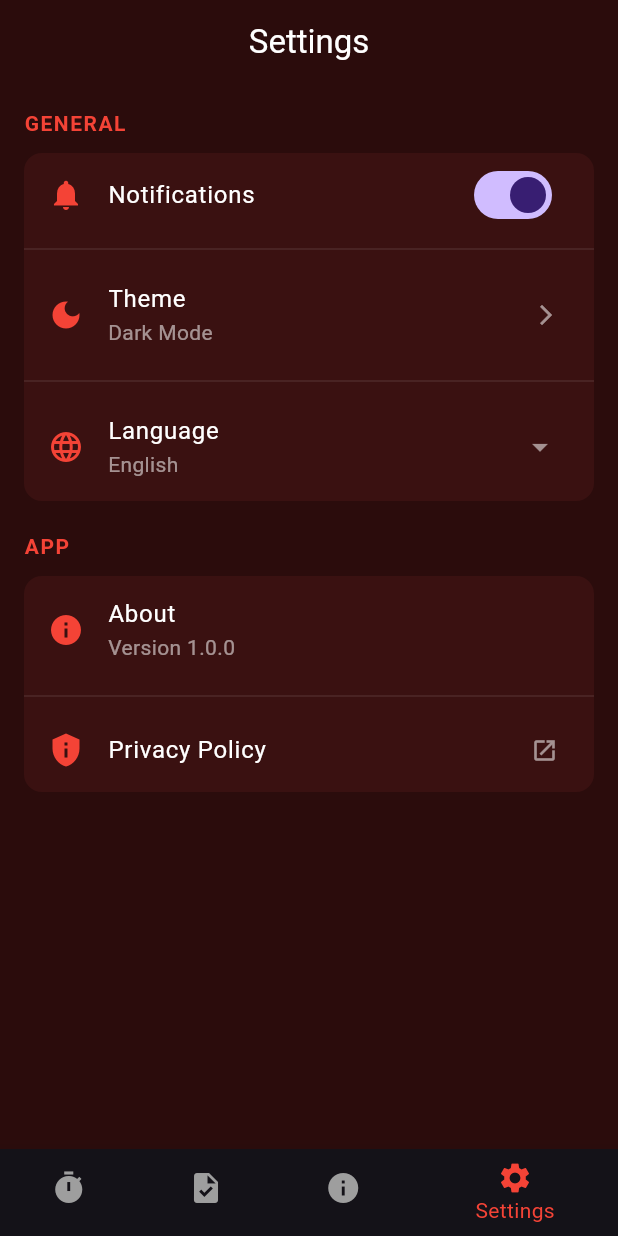
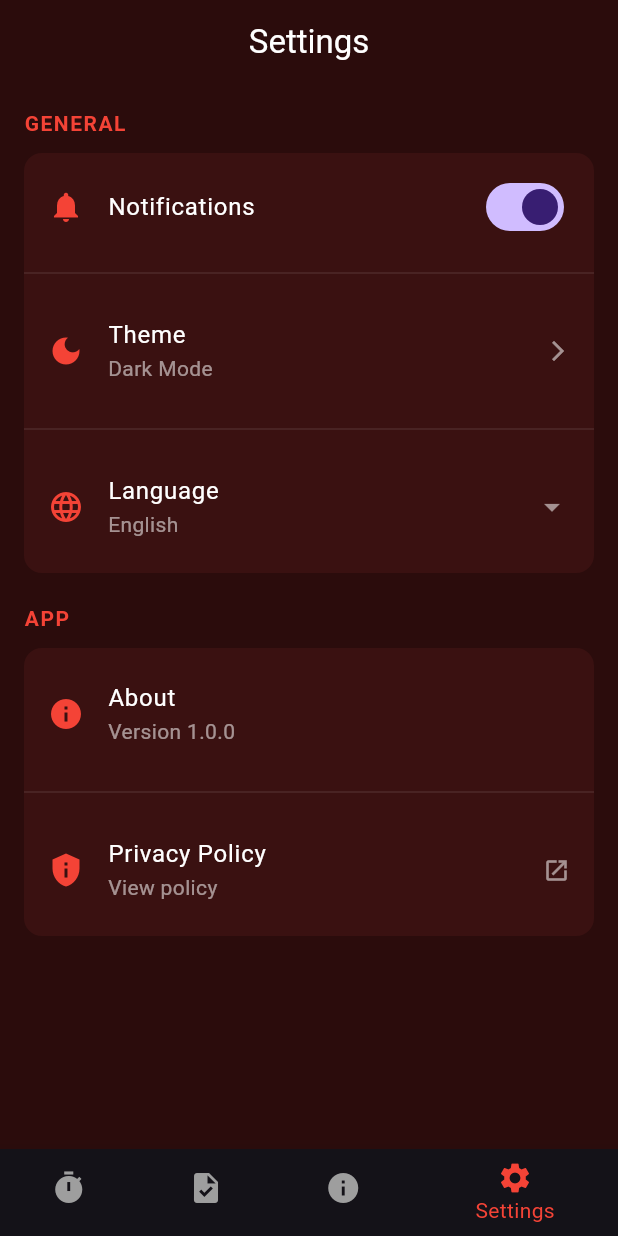
Before and after one commit to 23010216-hieusphamj/2025_2_LTTBDD_N02_27, a Flutter app: the screen it shows after launch, item 4 of the bottom bar chosen, on a phone screen of 412 x 824 dp. Run offline on Flutter 3.47's test engine with Material 3 defaults, Android fonts, the phone set to English and light mode, and no system bars; our stand-ins replace audioplayers.

Commit message:
update content padding setting screen

```diff
--- a/lib/screens/settings_screen.dart
+++ b/lib/screens/settings_screen.dart
@@ -50,27 +50,37 @@ class _SettingsScreenState extends State<SettingsScreen> {
               child: Column(
                 children: [
                   /// NOTIFICATION
-                  SwitchListTile(
+                  ListTile(
+                    contentPadding: const EdgeInsets.symmetric(
+                      horizontal: 16,
+                      vertical: 8,
+                    ),
+                    leading: const Icon(
+                      Icons.notifications,
+                      color: Colors.red,
+                    ),
                     title: const Text(
                       "Notifications",
                       style: TextStyle(color: Colors.white),
                     ),
-                    secondary: const Icon(
-                      Icons.notifications,
-                      color: Colors.red,
+                    trailing: Switch(
+                      value: notifications,
+                      onChanged: (value) {
+                        setState(() {
+                          notifications = value;
+                        });
+                      },
                     ),
-                    value: notifications,
-                    onChanged: (value) {
-                      setState(() {
-                        notifications = value;
-                      });
-                    },
                   ),
 
                   const Divider(color: Colors.white10),
 
                   /// THEME
                   ListTile(
+                    contentPadding: const EdgeInsets.symmetric(
+                      horizontal: 16,
+                      vertical: 8,
+                    ),
                     leading: const Icon(
                       Icons.dark_mode,
                       color: Colors.red,
@@ -94,6 +104,10 @@ class _SettingsScreenState extends State<SettingsScreen> {
 
                   /// LANGUAGE
                   ListTile(
+                    contentPadding: const EdgeInsets.symmetric(
+                      horizontal: 16,
+                      vertical: 8,
+                    ),
                     leading: const Icon(
                       Icons.language,
                       color: Colors.red,
@@ -138,6 +152,10 @@ class _SettingsScreenState extends State<SettingsScreen> {
                 children: [
                   /// ABOUT
                   const ListTile(
+                    contentPadding: const EdgeInsets.symmetric(
+                      horizontal: 16,
+                      vertical: 8,
+                    ),
                     leading: Icon(Icons.info, color: Colors.red),
                     title: Text(
                       "About",
@@ -153,6 +171,10 @@ class _SettingsScreenState extends State<SettingsScreen> {
 
                   /// PRIVACY
                   const ListTile(
+                    contentPadding: const EdgeInsets.symmetric(
+                      horizontal: 16,
+                      vertical: 8,
+                    ),
                     leading: Icon(
                       Icons.privacy_tip,
                       color: Colors.red,
@@ -160,6 +182,10 @@ class _SettingsScreenState extends State<SettingsScreen> {
                     title: Text(
                       "Privacy Policy",
                       style: TextStyle(color: Colors.white),
+                    ),
+                    subtitle: Text(
+                      "View policy",
+                      style: TextStyle(color: Colors.white54),
                     ),
                     trailing: Icon(
                       Icons.open_in_new,
@@ -170,8 +196,6 @@ class _SettingsScreenState extends State<SettingsScreen> {
                 ],
               ),
             ),
-
-            const SizedBox(height: 30),
           ],
         ),
       ),
```
